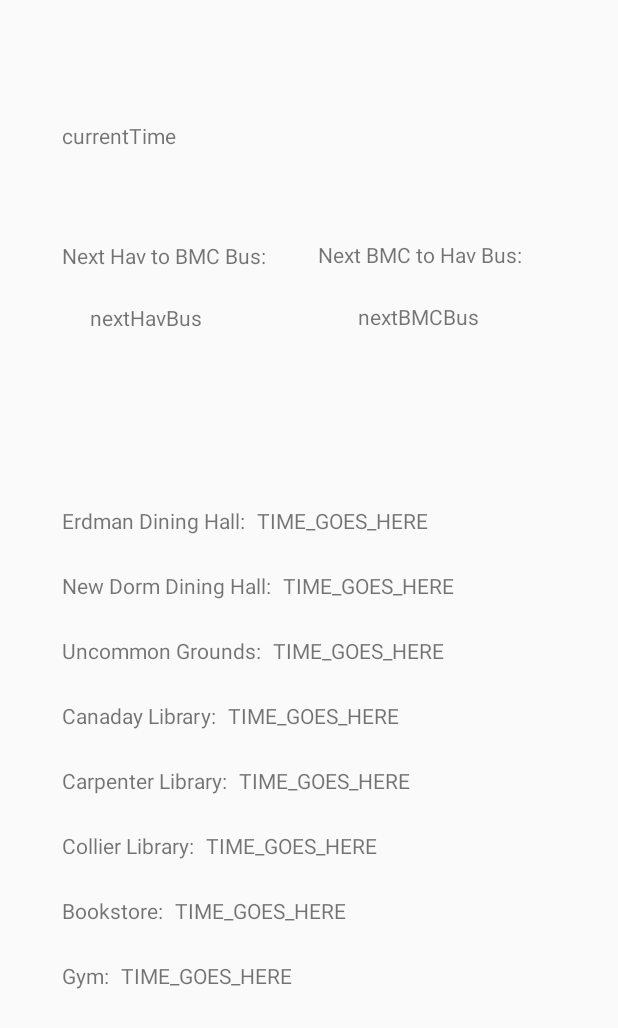
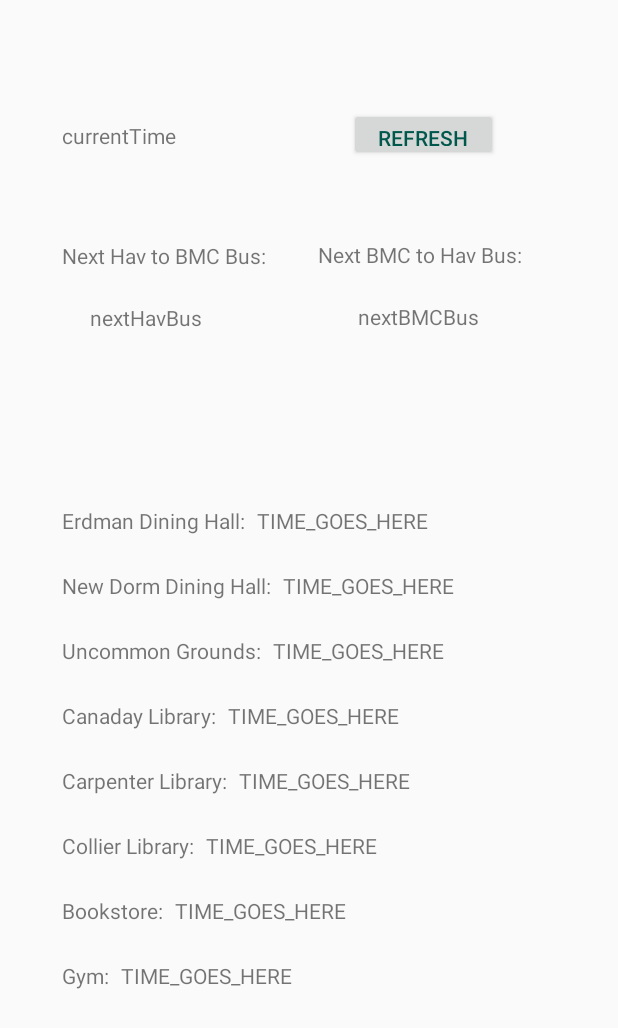
Before and after one commit to pmoriarty98/BrynMawrRightNow, an Android app: the layout activity_main.xml on its own in the app's theme, with its tools: preview values and no code run, on a phone screen of 412 x 824 dp. Shown: the top 1028 px of the screen. Run offline under Robolectric (Android 15) with nearby library versions, the phone set to English and light mode, and no system bars.

Commit message:
refresh button

```diff
--- a/app/src/main/java/com/example/brynmawrrightnow/MainActivity.java
+++ b/app/src/main/java/com/example/brynmawrrightnow/MainActivity.java
@@ -39,6 +39,11 @@ public class MainActivity extends AppCompatActivity {
     protected void onCreate(Bundle savedInstanceState) {
         super.onCreate(savedInstanceState);
         setContentView(R.layout.activity_main);
+
+        setup();
+    }
+
+    private void setup() {
         uncommon = newSchedule("uncommon.txt");
         bookstore = newSchedule("Bookstore.txt");
         canaday = newSchedule("Canaday.txt");
@@ -48,7 +53,7 @@ public class MainActivity extends AppCompatActivity {
         newdorm = newSchedule("Newdorm.txt");
         gym = newSchedule("gym.txt");
         TextView displayTimeNow = (TextView) findViewById(R.id.currentTime);
-        Date date = java.util.Calendar.getInstance().getTime();
+        Date date = Calendar.getInstance().getTime();
         String timeText = "" + date;
         displayTimeNow.setText(timeText);
         changeTimeText(null);
@@ -204,4 +209,10 @@ public class MainActivity extends AppCompatActivity {
         return result;
         // writes String in format Tues 14:45 -> "1 14:45"
     }
+
+    public void refresh(View view){
+        setup();
+    }
+
+
 }
--- a/app/src/main/res/layout/activity_main.xml
+++ b/app/src/main/res/layout/activity_main.xml
@@ -246,4 +246,27 @@
         app:layout_constraintStart_toEndOf="@+id/gym"
         app:layout_constraintTop_toBottomOf="@+id/bookstore" />
 
+    <Button
+        android:id="@+id/refresh"
+        android:layout_width="99dp"
+        android:layout_height="35dp"
+        android:layout_marginStart="137dp"
+        android:layout_marginLeft="137dp"
+        android:layout_marginTop="71dp"
+        android:layout_marginEnd="80dp"
+        android:layout_marginRight="80dp"
+        android:layout_marginBottom="52dp"
+        android:clickable="true"
+        android:onClick="refresh"
+        android:text="@string/refresh"
+        android:textColor="@color/colorPrimaryDark"
+        android:textColorHint="#00F8F6F6"
+        android:visibility="visible"
+        app:layout_constraintBottom_toTopOf="@+id/BMCtoHAV"
+        app:layout_constraintEnd_toEndOf="parent"
+        app:layout_constraintHorizontal_bias="1.0"
+        app:layout_constraintStart_toEndOf="@+id/currentTime"
+        app:layout_constraintTop_toTopOf="parent"
+        app:layout_constraintVertical_bias="0.437" />
+
 </androidx.constraintlayout.widget.ConstraintLayout>
--- a/app/src/main/res/values/strings.xml
+++ b/app/src/main/res/values/strings.xml
@@ -14,4 +14,5 @@
     <string name="bookstore">Bookstore: </string>
     <string name="gym">Gym: </string>
     <string name="TIME">TIME_GOES_HERE </string>
+    <string name="refresh">REFRESH </string>
 </resources>
```
